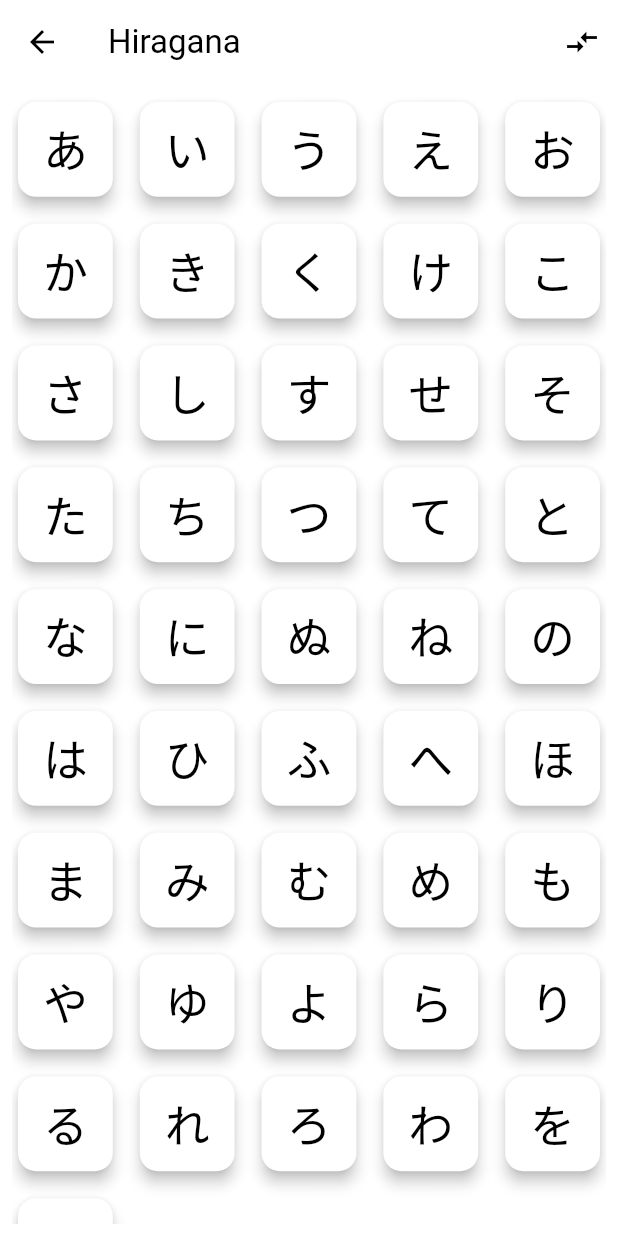
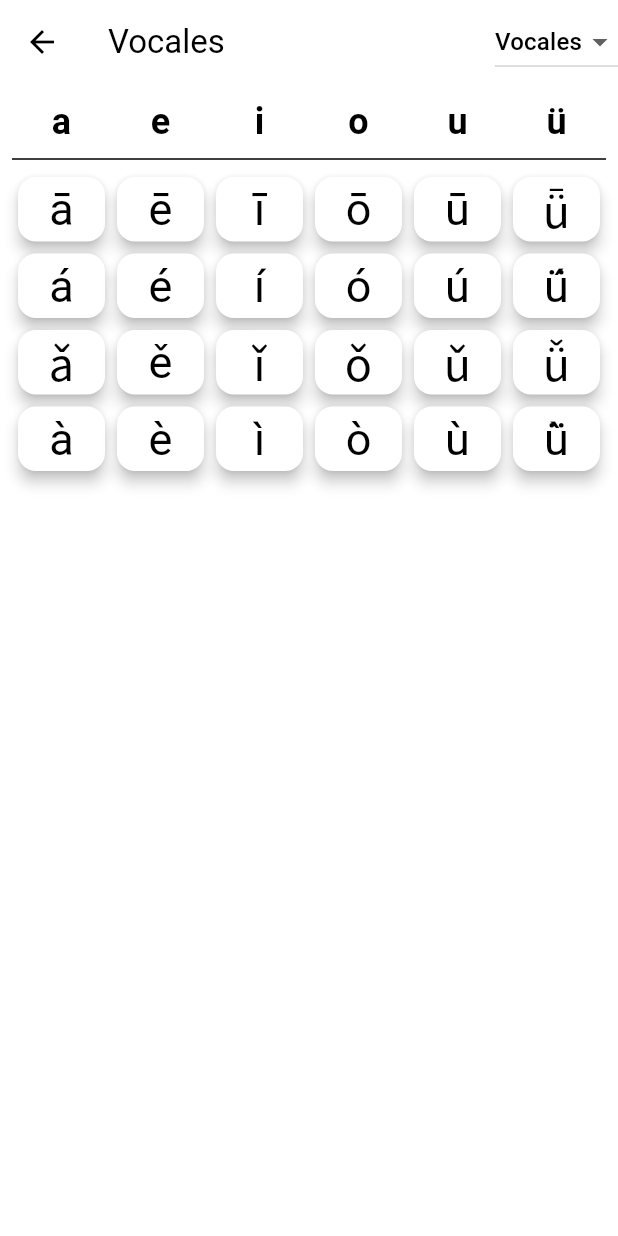
Before and after one commit to vizcacha22/-, a Flutter app: the HomeScreen screen opened by its route, on a phone screen of 412 x 824 dp. Run offline on Flutter 3.47's test engine with Material 3 defaults, Android fonts, the phone set to English and light mode, and no system bars; our stand-ins replace audioplayers, cached_network_image, connectivity_plus, dash_chat_2, equatable, firebase_auth and 6 more; accounts and stored records are empty.

Commit message:
flashcard chinese

```diff
--- a/lib/home_screen.dart
+++ b/lib/home_screen.dart
@@ -1,4 +1,5 @@
 import 'package:LongLaoshi/presentation/chat_chinese_screen/chat_chinese_dart.dart';
+import 'package:LongLaoshi/presentation/flashcards/flascards_chinese.dart';
 import 'package:LongLaoshi/presentation/flashcards/flashcards_japanese.dart';
 import 'package:flutter/material.dart';
 import 'package:flutter_riverpod/flutter_riverpod.dart';
@@ -16,7 +17,7 @@ class HomeScreenState extends ConsumerState<HomeScreen> {
     return Scaffold(
       body: PageView(
         children: [
-          FlashcardScreen(),
+          FlashcardScreenCN(),
           ChatScreen(),
         ],
       ),
--- /dev/null
+++ b/lib/presentation/flashcards/flascards_chinese.dart
@@ -0,0 +1,241 @@
+import 'package:audioplayers/audioplayers.dart';
+import 'package:flutter/material.dart';
+
+class Flashcard {
+  final String front;
+  final String? back; // back can be null
+  final String sound;
+  bool showFront;
+
+  Flashcard({
+    required this.front,
+    this.back,
+    required this.sound,
+    this.showFront = true,
+  });
+}
+
+class FlashcardScreenCN extends StatefulWidget {
+  const FlashcardScreenCN({Key? key}) : super(key: key);
+
+  @override
+  FlashcardScreenState createState() => FlashcardScreenState();
+}
+
+class FlashcardScreenState extends State<FlashcardScreenCN> {
+  late List<Flashcard> _vowelFlashcards;
+  late List<Flashcard> _syllableFlashcards;
+  late List<Flashcard> _fruitFlashcards;
+  final AudioPlayer _audioPlayer = AudioPlayer();
+  String _currentCategory = 'Vocales';
+
+  @override
+  void initState() {
+    super.initState();
+    _vowelFlashcards = _generateVowelFlashcards();
+    _syllableFlashcards = _generateSyllableFlashcards();
+    _fruitFlashcards = _generateFruitFlashcards();
+  }
+
+  List<Flashcard> _generateVowelFlashcards() {
+    return [
+      Flashcard(front: 'ā', sound: 'sounds/a1.mp3'),
+      Flashcard(front: 'á', sound: 'sounds/a2.mp3'),
+      Flashcard(front: 'ǎ', sound: 'sounds/a3.mp3'),
+      Flashcard(front: 'à', sound: 'sounds/a4.mp3'),
+      Flashcard(front: 'ē', sound: 'sounds/e1.mp3'),
+      Flashcard(front: 'é', sound: 'sounds/e2.mp3'),
+      Flashcard(front: 'ě', sound: 'sounds/e3.mp3'),
+      Flashcard(front: 'è', sound: 'sounds/e4.mp3'),
+      Flashcard(front: 'ī', sound: 'sounds/i1.mp3'),
+      Flashcard(front: 'í', sound: 'sounds/i2.mp3'),
+      Flashcard(front: 'ǐ', sound: 'sounds/i3.mp3'),
+      Flashcard(front: 'ì', sound: 'sounds/i4.mp3'),
+      Flashcard(front: 'ō', sound: 'sounds/o1.mp3'),
+      Flashcard(front: 'ó', sound: 'sounds/o2.mp3'),
+      Flashcard(front: 'ǒ', sound: 'sounds/o3.mp3'),
+      Flashcard(front: 'ò', sound: 'sounds/o4.mp3'),
+      Flashcard(front: 'ū', sound: 'sounds/u1.mp3'),
+      Flashcard(front: 'ú', sound: 'sounds/u2.mp3'),
+      Flashcard(front: 'ǔ', sound: 'sounds/u3.mp3'),
+      Flashcard(front: 'ù', sound: 'sounds/u4.mp3'),
+      Flashcard(front: 'ǖ', sound: 'sounds/ü1.mp3'),
+      Flashcard(front: 'ǘ', sound: 'sounds/ü2.mp3'),
+      Flashcard(front: 'ǚ', sound: 'sounds/ü3.mp3'),
+      Flashcard(front: 'ǜ', sound: 'sounds/ü4.mp3'),
+    ];
+  }
+
+  List<Flashcard> _generateSyllableFlashcards() {
+    return [
+      Flashcard(front: 'bā', sound: 'sounds/ba1.mp3'),
+      Flashcard(front: 'bá', sound: 'sounds/ba2.mp3'),
+      Flashcard(front: 'bǎ', sound: 'sounds/ba3.mp3'),
+      Flashcard(front: 'bà', sound: 'sounds/ba4.mp3'),
+      Flashcard(front: 'bē', sound: 'sounds/be1.mp3'),
+      Flashcard(front: 'bé', sound: 'sounds/be2.mp3'),
+      Flashcard(front: 'bě', sound: 'sounds/be3.mp3'),
+      Flashcard(front: 'bè', sound: 'sounds/be4.mp3'),
+      Flashcard(front: 'bī', sound: 'sounds/bi1.mp3'),
+      Flashcard(front: 'bí', sound: 'sounds/bi2.mp3'),
+      Flashcard(front: 'bǐ', sound: 'sounds/bi3.mp3'),
+      Flashcard(front: 'bì', sound: 'sounds/bi4.mp3'),
+      Flashcard(front: 'bō', sound: 'sounds/bo1.mp3'),
+      Flashcard(front: 'bó', sound: 'sounds/bo2.mp3'),
+      Flashcard(front: 'bǒ', sound: 'sounds/bo3.mp3'),
+      Flashcard(front: 'bò', sound: 'sounds/bo4.mp3'),
+      Flashcard(front: 'bū', sound: 'sounds/bu1.mp3'),
+      Flashcard(front: 'bú', sound: 'sounds/bu2.mp3'),
+      Flashcard(front: 'bǔ', sound: 'sounds/bu3.mp3'),
+      Flashcard(front: 'bù', sound: 'sounds/bu4.mp3'),
+    ];
+  }
+
+  List<Flashcard> _generateFruitFlashcards() {
+    return [
+      Flashcard(front: 'píngguǒ', back: '苹果', sound: 'sounds/pingguo.mp3'),
+      Flashcard(front: 'xiāngjiāo', back: '香蕉', sound: 'sounds/xiangjiao.mp3'),
+      Flashcard(front: 'xīguā', back: '西瓜', sound: 'sounds/xigua.mp3'),
+      Flashcard(front: 'cǎoméi', back: '草莓', sound: 'sounds/caomei.mp3'),
+      Flashcard(front: 'chéngzi', back: '橙子', sound: 'sounds/chengzi.mp3'),
+      Flashcard(front: 'míhóutáo', back: '猕猴桃', sound: 'sounds/mihoutao.mp3'),
+      Flashcard(front: 'pútáo', back: '葡萄', sound: 'sounds/putao.mp3'),
+    ];
+  }
+
+  void _playSound(String soundPath) {
+    _audioPlayer.play(AssetSource(soundPath));
+  }
+
+  void _toggleCategory(String category) {
+    setState(() {
+      _currentCategory = category;
+    });
+  }
+
+  void _flipFlashcard(List<Flashcard> flashcards, int index) {
+    setState(() {
+      flashcards[index].showFront = !flashcards[index].showFront;
+    });
+  }
+
+  @override
+  void dispose() {
+    _audioPlayer.dispose();
+    super.dispose();
+  }
+
+  List<Widget> _buildFlashcardColumns(List<Flashcard> flashcards, List<String> headers) {
+    List<Widget> columns = [];
+    int index = 0;
+    for (String header in headers) {
+      List<Widget> columnContent = [
+        Text(header, style: TextStyle(fontSize: 24, fontWeight: FontWeight.bold)),
+        Divider(),
+      ];
+      for (int i = 0; i < 4; i++) {
+        if (index < flashcards.length) {
+          columnContent.add(
+            GestureDetector(
+              onTap: () {
+                _playSound(flashcards[index].sound);
+                if (_currentCategory == 'Frutas') {
+                  _flipFlashcard(flashcards, index);
+                }
+              },
+              child: Card(
+                elevation: 4.0,
+                child: Container(
+                  alignment: Alignment.center,
+                  child: Text(
+                    flashcards[index].showFront ? flashcards[index].front : flashcards[index].back ?? '',
+                    style: TextStyle(fontSize: 30),
+                  ),
+                ),
+              ),
+            ),
+          );
+          index++;
+        }
+      }
+      columns.add(Expanded(
+        child: Column(
+          children: columnContent,
+        ),
+      ));
+    }
+    return columns;
+  }
+
+  @override
+  Widget build(BuildContext context) {
+    List<Flashcard> _flashcards;
+    List<String> _headers;
+    if (_currentCategory == 'Vocales') {
+      _flashcards = _vowelFlashcards;
+      _headers = ['a', 'e', 'i', 'o', 'u', 'ü'];
+    } else if (_currentCategory == 'Sílabas') {
+      _flashcards = _syllableFlashcards;
+      _headers = ['ba', 'be', 'bi', 'bo', 'bu'];
+    } else {
+      _flashcards = _fruitFlashcards;
+      _headers = [];
+    }
+
+    return Scaffold(
+      appBar: AppBar(
+        title: Text(_currentCategory),
+        actions: [
+          DropdownButton<String>(
+            value: _currentCategory,
+            items: <String>['Vocales', 'Sílabas', 'Frutas'].map((String value) {
+              return DropdownMenuItem<String>(
+                value: value,
+                child: Text(value),
+              );
+            }).toList(),
+            onChanged: (String? newValue) {
+              if (newValue != null) {
+                _toggleCategory(newValue);
+              }
+            },
+          ),
+        ],
+      ),
+      body: Padding(
+        padding: const EdgeInsets.all(8.0),
+        child: _currentCategory == 'Frutas'
+            ? GridView.builder(
+                gridDelegate: SliverGridDelegateWithFixedCrossAxisCount(
+                  crossAxisCount: 5, // Number of columns
+                  crossAxisSpacing: 10,
+                  mainAxisSpacing: 10,
+                ),
+                itemCount: _flashcards.length,
+                itemBuilder: (context, index) {
+                  final flashcard = _flashcards[index];
+                  return GestureDetector(
+                    onTap: () {
+                      _playSound(flashcard.sound);
+                      _flipFlashcard(_flashcards, index);
+                    },
+                    child: Card(
+                      elevation: 4.0,
+                      child: Container(
+                        alignment: Alignment.center,
+                        child: Text(
+                          flashcard.showFront ? flashcard.front : flashcard.back ?? '',
+                          style: TextStyle(fontSize: 30),
+                        ),
+                      ),
+                    ),
+                  );
+                },
+              )
+            : Row(
+                children: _buildFlashcardColumns(_flashcards, _headers),
+              ),
+      ),
+    );
+  }
+}
--- a/lib/presentation/flashcards/flashcards_japanese.dart
+++ b/lib/presentation/flashcards/flashcards_japanese.dart
@@ -12,14 +12,14 @@ class Flashcard {
   });
 }
 
-class FlashcardScreen extends StatefulWidget {
-  const FlashcardScreen({Key? key}) : super(key: key);
+class FlashcardScreenJP extends StatefulWidget {
+  const FlashcardScreenJP({Key? key}) : super(key: key);
 
   @override
   FlashcardScreenState createState() => FlashcardScreenState();
 }
 
-class FlashcardScreenState extends State<FlashcardScreen> {
+class FlashcardScreenState extends State<FlashcardScreenJP> {
   bool _isHiragana = true; // Initial mode is Hiragana
   late List<Flashcard> _flashcards;
 
--- a/lib/routes/app_routes.dart
+++ b/lib/routes/app_routes.dart
@@ -1,4 +1,5 @@
 import 'package:LongLaoshi/presentation/chat_chinese_screen/chat_chinese_dart.dart';
+import 'package:LongLaoshi/presentation/flashcards/flascards_chinese.dart';
 import 'package:LongLaoshi/presentation/flashcards/flashcards_japanese.dart';
 import 'package:LongLaoshi/presentation/auth/login_screen.dart';
 import 'package:LongLaoshi/presentation/auth/registro_screen.dart';
@@ -13,7 +14,9 @@ class AppRoutes {
 
   static const String initialRoute = '/initialRoute';
 
-  static const String flashcards = "/flashcards_japanese";
+  static const String flashcards_jp= "/flashcards_japanese";
+
+  static const String flashcards_cn= "/flashcards_chinese";
 
   static const String loginScreen = "/login_screen";
 
@@ -21,11 +24,13 @@ class AppRoutes {
 
   static const String homeScreen = "/home_screen";
 
+
   static Map<String, WidgetBuilder> routes = {
     inicioScreen: (context) => InicioScreen(),
     initialRoute: (context) => InicioScreen(),
     chatScreen: (context) => ChatScreen(),
-    flashcards: (context) => FlashcardScreen(),
+    flashcards_jp: (context) => FlashcardScreenJP(),
+    flashcards_cn: (context) => FlashcardScreenCN(),
     loginScreen: (context) => LoginScreen(),
     registroScreen: (context) => RegistroScreen(),
     homeScreen: (context) => HomeScreen(),
--- a/pubspec.yaml
+++ b/pubspec.yaml
@@ -20,6 +20,7 @@ dependencies:
   cloud_firestore: ^4.17.4
   google_sign_in: ^6.2.1
   font_awesome_flutter: ^10.7.0
+  audioplayers: ^6.0.0
 dev_dependencies:
   flutter_test:
     sdk: flutter
```
